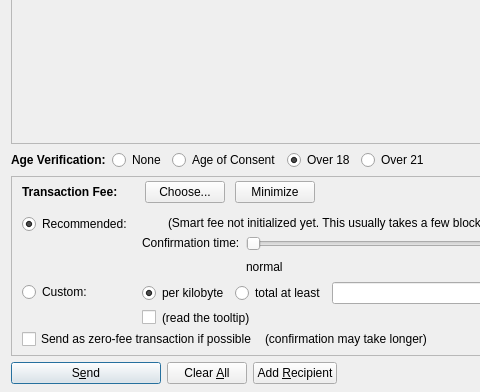
sexcoin-project/sexcoin, file src/qt/forms/sendcoinsdialog.ui: the form before one commit; both pictures show x 0 to 480 and y 210 to 602 of the 850 by 602 pixel window.
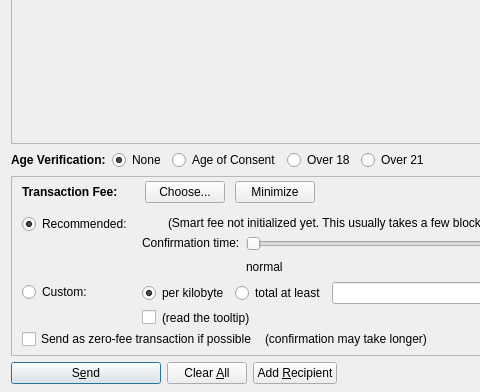
The form after the commit. Icons and pictures are not drawn. Custom widgets are drawn as their Qt base class.

Commit message: Age Verification should default to "None"

```diff
--- a/src/qt/forms/sendcoinsdialog.ui
+++ b/src/qt/forms/sendcoinsdialog.ui
@@ -684,7 +684,7 @@
         <string>None</string>
        </property>
        <property name="checked">
-        <bool>false</bool>
+        <bool>true</bool>
        </property>
        <attribute name="buttonGroup">
         <string notr="true">groupAge</string>
@@ -716,7 +716,7 @@
         <string>Over 18</string>
        </property>
        <property name="checked">
-        <bool>true</bool>
+        <bool>false</bool>
        </property>
        <attribute name="buttonGroup">
         <string notr="true">groupAge</string>
```
Left out of the diff: 2 changed lines with no effect on the pictures.
